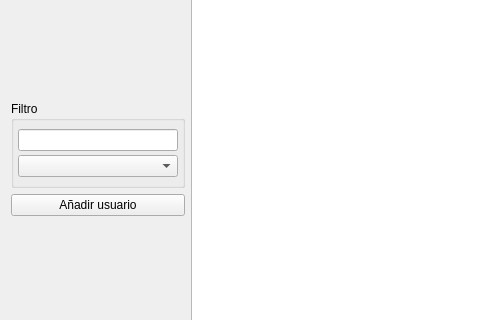
The window that QMikPPPManager.ui (silderan/QMikPPPManager) describes before a commit, drawn with Qt 5; both pictures show x 0 to 480 and y 142 to 462 of the 924 by 714 pixel window.
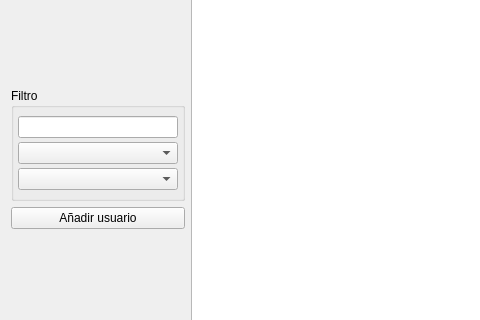
The same window after the commit. Custom widgets are drawn as their Qt base class.

The edit to the form file:
```diff
--- a/QMikPPPManager.ui
+++ b/QMikPPPManager.ui
@@ -94,6 +94,9 @@
          </property>
         </widget>
        </item>
+       <item row="2" column="0">
+        <widget class="QComboBox" name="serciveStateFilterComboBox"/>
+       </item>
       </layout>
      </widget>
     </item>
```
Left out of the diff: 4 changed lines with no effect on the pictures.
